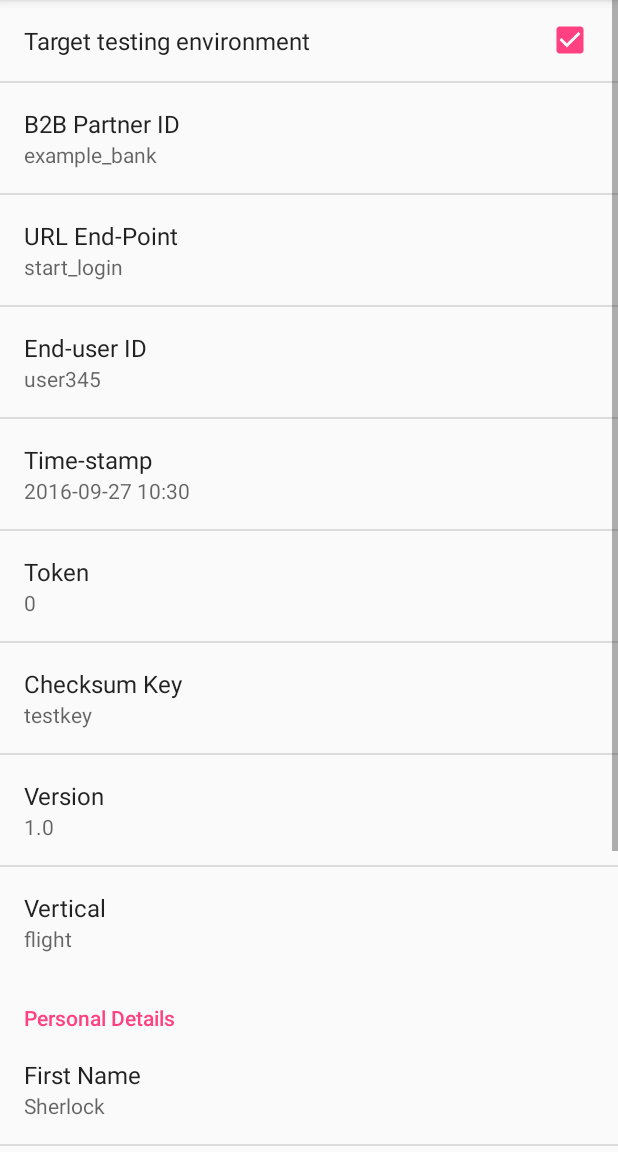
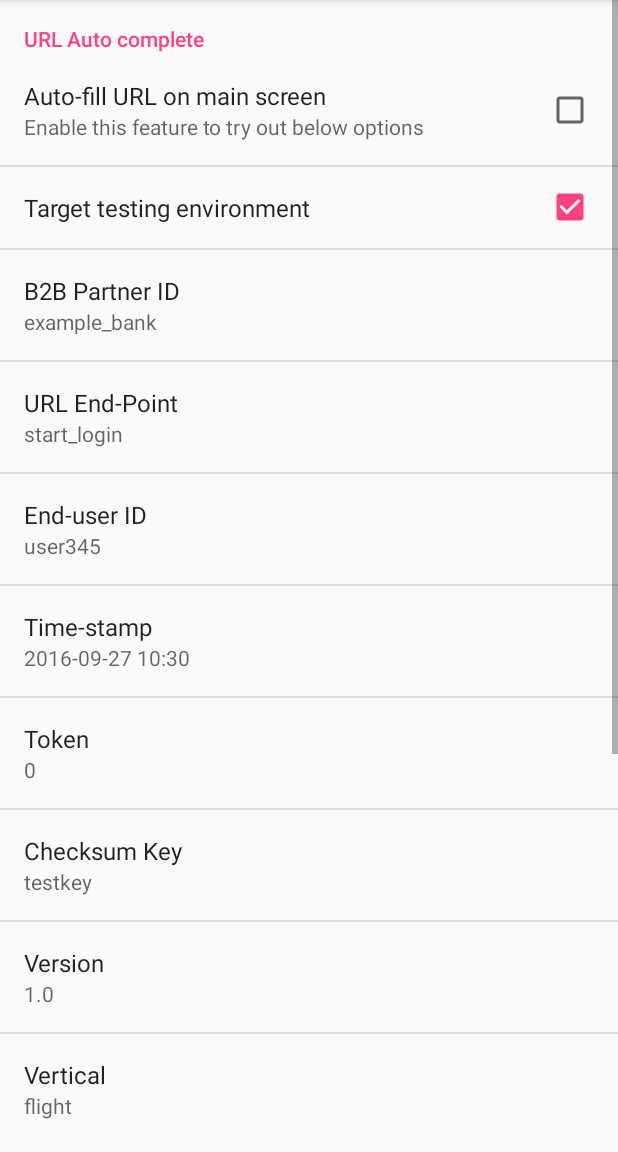
Before and after one commit to goibibo/GoibiboBusinessDemoApp, an Android app: the screen it shows after launch (LoginParams), after a tap on "CUSTOMIZE LOGIN PARAMS", on a phone screen of 412 x 824 dp, the part 84-1236 px from its top. Run offline under Robolectric (Android 15) with nearby library versions, the phone set to English and light mode, and no system bars.

Commit message:
Swap buttons for easier use
Disable URL auto-fill by default.

```diff
--- a/app/src/main/java/com/goibibobusiness/goibibobusinessdemoapp/MainActivity.java
+++ b/app/src/main/java/com/goibibobusiness/goibibobusinessdemoapp/MainActivity.java
@@ -50,6 +50,7 @@ public class MainActivity extends AppCompatActivity {
     public void updateLoginURL() {
         SharedPreferences sharedPref = PreferenceManager.getDefaultSharedPreferences(this);
         Boolean target_testing = sharedPref.getBoolean("target_testing_env", true);
+        Boolean url_autofill = sharedPref.getBoolean("url_autocomplete", false);
         String url_endpoint = sharedPref.getString("target_endpoint", "start_login");
         String partner_id = sharedPref.getString("partner_id", "example_bank");
         String userid = sharedPref.getString("user_id", "user345");
@@ -103,7 +104,10 @@ public class MainActivity extends AppCompatActivity {
 
         String url_string = buildUri.toString();
 
-        editText.setText(url_string);
+        if (url_autofill == true) {
+            editText.setText(url_string);
+        }
+
     }
 
 }
--- a/app/src/main/res/xml/preferences.xml
+++ b/app/src/main/res/xml/preferences.xml
@@ -1,5 +1,16 @@
 <?xml version="1.0" encoding="utf-8"?>
 <PreferenceScreen xmlns:android="http://schemas.android.com/apk/res/android">
+
+    <PreferenceCategory
+        android:title="URL Auto complete">
+
+        <CheckBoxPreference
+            android:key="url_autocomplete"
+            android:title="Auto-fill URL on main screen"
+            android:summary="Enable this feature to try out below options"
+            android:defaultValue="false"/>
+
+    </PreferenceCategory>
 
     <CheckBoxPreference
         android:key="target_testing_env"
```
Also changed, not shown: app/src/main/res/layout/activity_main.xml (+8 -8 lines).
